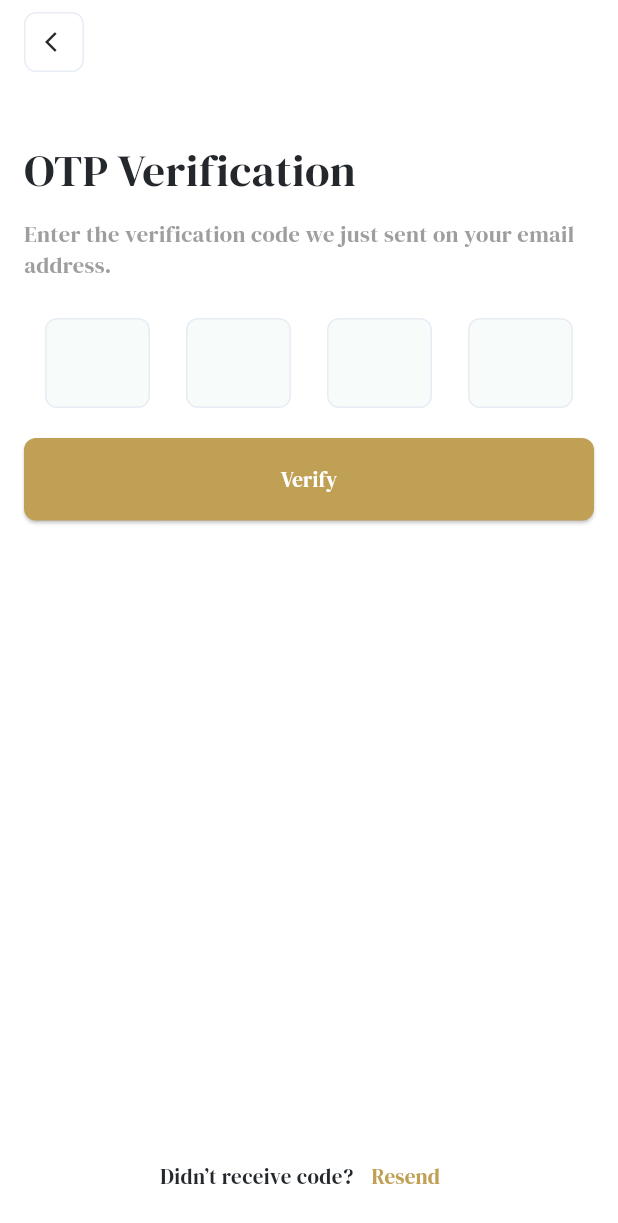
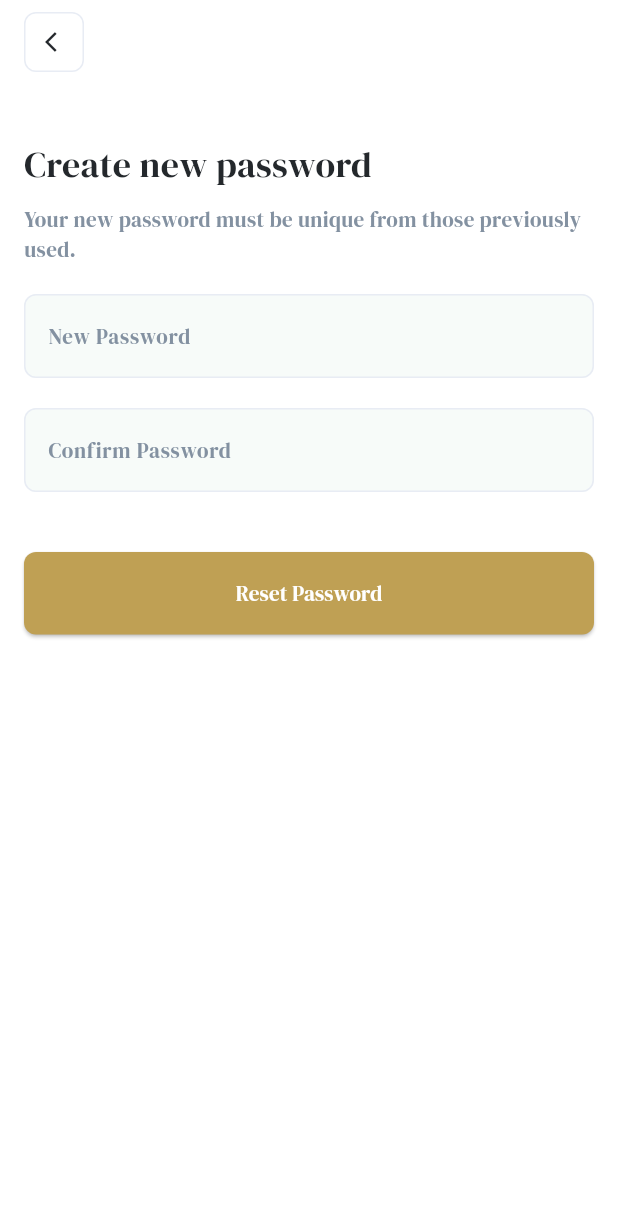
Before and after one commit to Islam3020/bookia, a Flutter app: the OTPVerification screen opened directly, after a tap on "Verify", on a phone screen of 412 x 824 dp. Shown: the top 1223 px of the screen. Run offline on Flutter 3.47's test engine with Material 3 defaults, Android fonts, the phone set to English and light mode, and no system bars; drawn by our look-alikes of pinput; our stand-ins replace flutter_svg, gap.

Commit message:
create create password screen and password changed screen

```diff
--- /dev/null
+++ b/lib/features/auth/presentation/pages/cereate_new_password_screen.dart
@@ -0,0 +1,90 @@
+import 'package:bookia/core/extension/extensions.dart';
+import 'package:bookia/core/utils/text_styles.dart';
+import 'package:bookia/core/widgets/custom_buttons.dart';
+import 'package:bookia/core/widgets/pop_container.dart';
+import 'package:bookia/features/auth/presentation/pages/password_changed.dart';
+import 'package:flutter/material.dart';
+
+class CereateNewPasswordScreen extends StatefulWidget {
+  const CereateNewPasswordScreen({super.key});
+
+  @override
+  State<CereateNewPasswordScreen> createState() => _CereateNewPasswordScreenState();
+}
+
+class _CereateNewPasswordScreenState extends State<CereateNewPasswordScreen> {
+  final _formKey = GlobalKey<FormState>();
+  @override
+  Widget build(BuildContext context) {
+    return  Scaffold(
+      appBar: AppBar(title: const PopContainer(),automaticallyImplyLeading: false, ),
+      body:SafeArea(
+        child: Form(
+          key: _formKey,
+          child: Padding(
+            padding: const EdgeInsets.all(16.0),
+            child: Column(
+              crossAxisAlignment: CrossAxisAlignment.start,
+              children: [
+                const SizedBox(
+                  height: 20,
+                ),
+                Text(
+                  'Create new password',
+                  style: getTitleTextStyle(context),
+                ),
+                const SizedBox(
+                  height: 10,
+                ),
+                Text(
+                  'Your new password must be unique from those previously used.',
+                  style: getSmallTextStyle(),
+                ),
+                const SizedBox(
+                  height: 20,
+                ),
+                TextFormField(
+                  decoration:
+                      const InputDecoration(hintText: 'New Password'),
+                  validator: (value) {
+                    if (value == null || value.isEmpty) {
+                      return 'Please enter your password';
+                    }
+                    return null;
+                  },
+                ),
+                const SizedBox(
+                  height: 20,
+                ),
+                TextFormField(
+                  decoration:
+                      const InputDecoration(hintText: 'Confirm Password'),
+                  validator: (value) {
+                    if (value == null || value.isEmpty) {
+                      return 'Please enter your email';
+                    }
+                    return null;
+                  },
+                ),
+                const SizedBox(
+                  height: 40,
+                ),
+                CustomButton(
+                  text: 'Reset Password',
+                  onPressed: () {
+                    if (_formKey.currentState!.validate()) {
+                     // context.pushReplacement(const OTPVerification());
+                     context.pushReplacement(const PasswordChanged());
+                    }
+                  },
+                ),
+
+              ],
+            ),
+          ),
+        ),
+      ),
+
+    );
+  }
+}
--- a/lib/features/auth/presentation/pages/otp_view.dart
+++ b/lib/features/auth/presentation/pages/otp_view.dart
@@ -1,7 +1,10 @@
+import 'package:bookia/core/extension/extensions.dart';
 import 'package:bookia/core/utils/app_colors.dart';
 import 'package:bookia/core/utils/text_styles.dart';
 import 'package:bookia/core/widgets/custom_buttons.dart';
 import 'package:bookia/core/widgets/pop_container.dart';
+import 'package:bookia/features/auth/presentation/pages/cereate_new_password_screen.dart';
+
 import 'package:flutter/material.dart';
 import 'package:pinput/pinput.dart';
 
@@ -17,8 +20,8 @@ class _OTPVerificationState extends State<OTPVerification> {
   final TextEditingController _otpController = TextEditingController();
 
   void _verifyOTP() {
-    String otp = _otpController.text;
-    print("Entered OTP: $otp");
+   // String otp = _otpController.text;
+
 
   }
 
@@ -57,7 +60,7 @@ class _OTPVerificationState extends State<OTPVerification> {
                       length: 4,
                       controller: _otpController,
                       keyboardType: TextInputType.number,
-                      defaultPinTheme: PinTheme(margin: EdgeInsets.symmetric(horizontal: 8),
+                      defaultPinTheme: PinTheme(margin: const EdgeInsets.symmetric(horizontal: 8),
                         width: 70,
                         height: 60,
                         textStyle: getTitleTextStyle(context),
@@ -67,7 +70,7 @@ class _OTPVerificationState extends State<OTPVerification> {
                           borderRadius: BorderRadius.circular(8),
                         ),
                       ),
-                      focusedPinTheme: PinTheme(margin: EdgeInsets.symmetric(horizontal: 8),
+                      focusedPinTheme: PinTheme(margin: const EdgeInsets.symmetric(horizontal: 8),
                         width: 70,
                         height: 60,
                         textStyle: getTitleTextStyle(context),
@@ -84,7 +87,10 @@ class _OTPVerificationState extends State<OTPVerification> {
                 const SizedBox(height: 20),
                 CustomButton(
                   text: 'Verify',
-                  onPressed: _verifyOTP,
+                  onPressed: (){
+                    _verifyOTP();
+                    context.pushTo(const CereateNewPasswordScreen());
+                  },
                 ),
                 const Spacer(),
                 Row(
```
Also changed, not shown: lib/features/auth/presentation/pages/password_changed.dart (added, +35 -0 lines).
